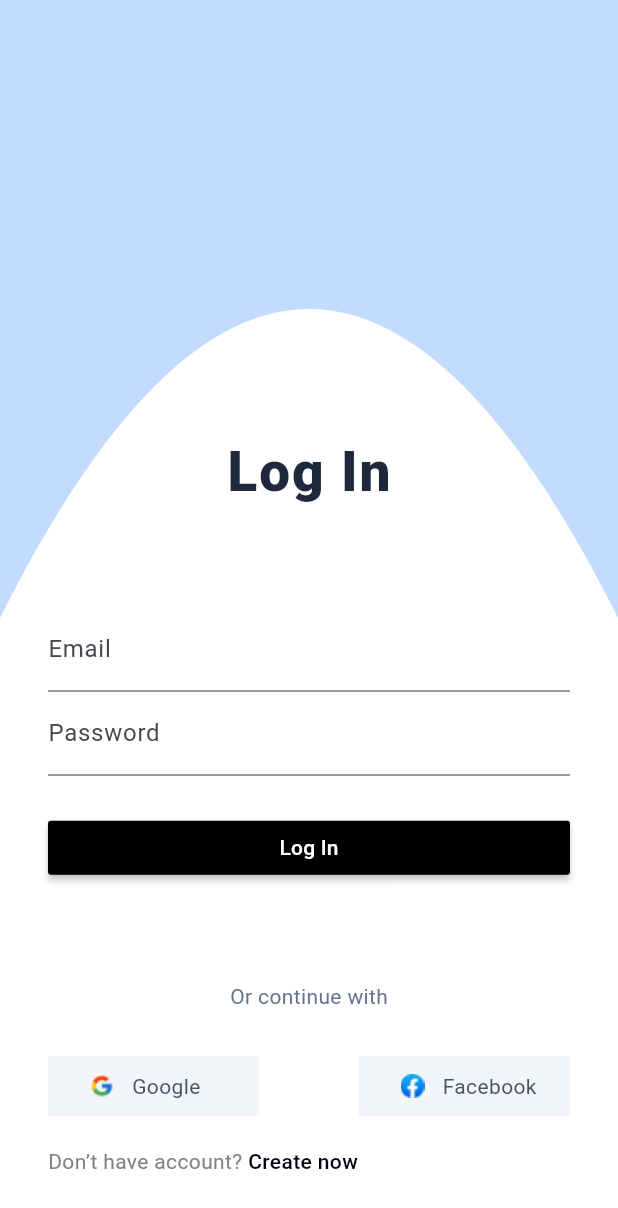
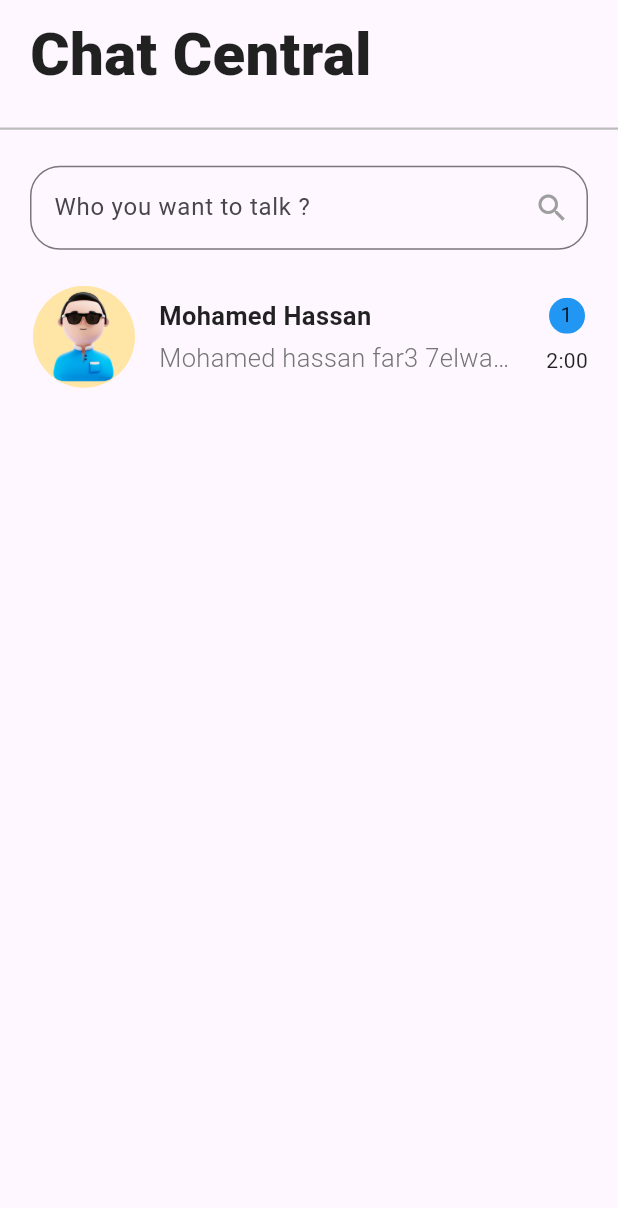
Before and after one commit to youssefhedefa/chat_app, a Flutter app: the screen it shows after launch, on a phone screen of 412 x 824 dp. Shown: the top 1208 px of the screen. Run offline on Flutter 3.47's test engine with Material 2 defaults, Android fonts, the phone set to English and light mode, and no system bars; our stand-ins replace firebase_auth, firebase_core, flutter_screenutil, google_fonts; accounts and stored records are empty.

Commit message:
complete chat item design

```diff
--- a/lib/core/utils/firebase_methods.dart
+++ b/lib/core/utils/firebase_methods.dart
@@ -37,7 +37,7 @@ class FireBaseMethods
 
   static void showSuccessMessageToLogIn(BuildContext context){
     showSnackBar(context, 'Success');
-    //Navigator.pushNamed(context, MyRoutes.kLogIn);
+    Navigator.pushNamed(context, MyRoutes.kHome);
   }
 
 }
--- a/lib/core/utils/my_assets.dart
+++ b/lib/core/utils/my_assets.dart
@@ -2,4 +2,7 @@ class MyAssets
 {
   static String facebook = 'assets/images/facebook.png';
   static String google = 'assets/images/google.png';
+  static String userAvatar = 'assets/images/user_avatar.png';
+  static String testAvatar = 'assets/images/test_avatar.jpg';
+
 }
--- a/lib/core/utils/my_routes.dart
+++ b/lib/core/utils/my_routes.dart
@@ -1,3 +1,4 @@
+import 'package:chat_app/features/home/presentation/views/home_view.dart';
 import 'package:chat_app/features/login/presentation/views/log_in_view.dart';
 import 'package:chat_app/features/signin/presentation/view/register_view.dart';
 import 'package:flutter/material.dart';
@@ -6,6 +7,7 @@ class MyRoutes
 {
   static const kLogIn = '/LogIn';
   static const kSignIn = '/SignIn';
+  static const kHome = '/Home';
 
 
   static Route<dynamic> generateRoute(RouteSettings settings) {
@@ -17,6 +19,8 @@ class MyRoutes
         return MaterialPageRoute(builder: (context) => const RegisterView(),);
       case kLogIn:
         return MaterialPageRoute(builder: (context) => const LogInView(),);
+      case kHome:
+        return MaterialPageRoute(builder: (context) => const HomeView(),);
 
     }
 
--- /dev/null
+++ b/lib/features/home/presentation/views/home_view.dart
@@ -0,0 +1,39 @@
+import 'package:flutter/material.dart';
+import 'widgets/chat_item.dart';
+import 'widgets/custom_divider.dart';
+import 'widgets/custom_search_bar.dart';
+
+class HomeView extends StatelessWidget {
+  const HomeView({Key? key}) : super(key: key);
+
+  @override
+  Widget build(BuildContext context) {
+    return const Scaffold(
+      body: SafeArea(
+        child: Column(
+          crossAxisAlignment: CrossAxisAlignment.start,
+          children: [
+            Padding(
+              padding: EdgeInsets.only(
+                top: 8.0,
+                left: 20,
+                bottom: 20,
+              ),
+              child: Text(
+                'Chat Central',
+                style: TextStyle(
+                  fontSize: 40,
+                  fontWeight: FontWeight.w900,
+                ),
+              ),
+            ),
+            CustomDivider(),
+            CustomSearchBar(),
+            CustomChatItem(),
+            //Tray()
+          ],
+        ),
+      ),
+    );
+  }
+}
--- /dev/null
+++ b/lib/features/home/presentation/views/widgets/chat_item.dart
@@ -0,0 +1,51 @@
+import 'package:flutter/material.dart';
+
+import 'number_of_message.dart';
+import 'person_message.dart';
+import 'person_name.dart';
+import 'person_pic.dart';
+import 'time_of_message.dart';
+
+class CustomChatItem extends StatelessWidget {
+  const CustomChatItem({Key? key}) : super(key: key);
+
+  @override
+  Widget build(BuildContext context) {
+    return const Padding(
+      padding:EdgeInsets.only(left: 22,right: 20,),
+      child: SizedBox(
+        height: 68,
+        width: double.infinity,
+        child: Row(
+          crossAxisAlignment: CrossAxisAlignment.start,
+          children: [
+            PersonPic(),
+            SizedBox(width: 16,),
+            Padding(
+              padding: EdgeInsets.only(top: 8.0,bottom: 8),
+              child: Column(
+                crossAxisAlignment: CrossAxisAlignment.start,
+                mainAxisAlignment: MainAxisAlignment.spaceBetween,
+                children: [
+                  PersonName(),
+                  PersonMessage(),
+                ],
+              ),
+            ),
+            Spacer(),
+            Padding(
+              padding: EdgeInsets.only(top: 8.0,bottom: 8),
+              child: Column(
+                mainAxisAlignment: MainAxisAlignment.spaceBetween,
+                children: [
+                  NumberOfMessages(),
+                  TimeOfMessage(),
+                ],
+              ),
+            ),
+          ],
+        ),
+      ),
+    );
+  }
+}
--- /dev/null
+++ b/lib/features/home/presentation/views/widgets/custom_divider.dart
@@ -0,0 +1,14 @@
+import 'package:flutter/material.dart';
+
+class CustomDivider extends StatelessWidget {
+  const CustomDivider({Key? key}) : super(key: key);
+
+  @override
+  Widget build(BuildContext context) {
+    return Container(
+      width: double.infinity,
+      height: 1.5,
+      color: Colors.grey.shade400,
+    );
+  }
+}
--- /dev/null
+++ b/lib/features/home/presentation/views/widgets/custom_search_bar.dart
@@ -0,0 +1,32 @@
+import 'package:flutter/material.dart';
+
+class CustomSearchBar extends StatelessWidget {
+  const CustomSearchBar({Key? key}) : super(key: key);
+
+  @override
+  Widget build(BuildContext context) {
+    return Padding(
+      padding: const EdgeInsets.only(
+        top: 24.0,
+        left: 20,
+        right: 20,
+        bottom: 24,
+      ),
+      child: TextField(
+        decoration: InputDecoration(
+          border: OutlineInputBorder(
+            borderRadius: BorderRadius.circular(20),
+            borderSide: BorderSide(
+              color: Colors.grey.shade500,
+            ),
+          ),
+          hintText: 'Who you want to talk ?',
+          suffixIcon: Icon(
+            Icons.search,
+            color: Colors.grey.shade500,
+          ),
+        ),
+      ),
+    );
+  }
+}
--- /dev/null
+++ b/lib/features/home/presentation/views/widgets/number_of_message.dart
@@ -0,0 +1,31 @@
+import 'package:flutter/material.dart';
+
+class NumberOfMessages extends StatelessWidget {
+  const NumberOfMessages({Key? key}) : super(key: key);
+
+  @override
+  Widget build(BuildContext context) {
+    return ClipOval(
+      child: Stack(
+        children: [
+          Container(
+            width: 24,
+            height: 24,
+            color: Colors.blue,
+          ),
+          const Positioned(
+            left: 7.5,
+            top: 1,
+            child: Text(
+              '1',
+              textAlign: TextAlign.center,
+              style: TextStyle(
+                fontSize: 14,
+              ),
+            ),
+          ),
+        ],
+      ),
+    );
+  }
+}
--- /dev/null
+++ b/lib/features/home/presentation/views/widgets/person_message.dart
@@ -0,0 +1,22 @@
+import 'package:flutter/material.dart';
+
+class PersonMessage extends StatelessWidget {
+  const PersonMessage({Key? key}) : super(key: key);
+
+  @override
+  Widget build(BuildContext context) {
+    return SizedBox(
+      width: MediaQuery.of(context).size.width*0.58,
+      child: Text(
+        'Mohamed hassan far3 7elwan hello',
+        maxLines: 1,
+        overflow: TextOverflow.ellipsis,
+        style: TextStyle(
+          fontSize: 17,
+          fontWeight: FontWeight.w300,
+          color: Colors.grey.shade600,
+        ),
+      ),
+    );
+  }
+}
--- /dev/null
+++ b/lib/features/home/presentation/views/widgets/person_name.dart
@@ -0,0 +1,21 @@
+import 'package:flutter/material.dart';
+
+class PersonName extends StatelessWidget {
+  const PersonName({Key? key}) : super(key: key);
+
+  @override
+  Widget build(BuildContext context) {
+    return SizedBox(
+      width: MediaQuery.of(context).size.width*0.56,
+      child: const Text(
+        'Mohamed Hassan ',
+        maxLines: 1,
+        overflow: TextOverflow.ellipsis,
+        style: TextStyle(
+          fontSize: 17,
+          fontWeight: FontWeight.w600,
+        ),
+      ),
+    );
+  }
+}
--- /dev/null
+++ b/lib/features/home/presentation/views/widgets/person_pic.dart
@@ -0,0 +1,18 @@
+import 'package:chat_app/core/utils/my_assets.dart';
+import 'package:flutter/material.dart';
+
+class PersonPic extends StatelessWidget {
+  const PersonPic({Key? key}) : super(key: key);
+
+  @override
+  Widget build(BuildContext context) {
+    return ClipOval(
+      child: Image(
+        width: 68,
+        height: 68,
+        fit: BoxFit.fill,
+        image: AssetImage(MyAssets.testAvatar),
+      ),
+    );
+  }
+}
--- /dev/null
+++ b/lib/features/home/presentation/views/widgets/time_of_message.dart
@@ -0,0 +1,12 @@
+import 'package:flutter/material.dart';
+
+class TimeOfMessage extends StatelessWidget {
+  const TimeOfMessage({Key? key}) : super(key: key);
+
+  @override
+  Widget build(BuildContext context) {
+    return const Text(
+      '2:00',
+    );
+  }
+}
--- a/lib/main.dart
+++ b/lib/main.dart
@@ -33,7 +33,7 @@ class MyApp extends StatelessWidget {
           ).copyWith(
               textTheme: GoogleFonts.robotoTextTheme(),
           ),
-          initialRoute: '/',
+          initialRoute: '/Home',
         );
       },
     );
```
Also changed, not shown: assets/images/test_avatar.jpg (added), assets/images/user_avatar.png (added).
